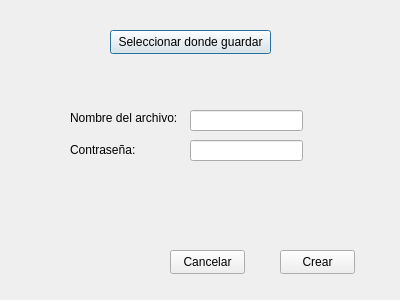
iriclau/uidepass, file app/views/qt/design/ventana_crear_archivo.ui: the form before one commit.
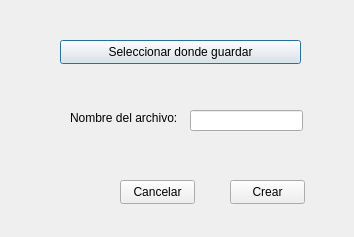
The form after the commit.

Patch:
```diff
--- a/app/views/qt/design/ventana_crear_archivo.ui
+++ b/app/views/qt/design/ventana_crear_archivo.ui
@@ -6,8 +6,8 @@
    <rect>
     <x>0</x>
     <y>0</y>
-    <width>400</width>
-    <height>300</height>
+    <width>354</width>
+    <height>237</height>
    </rect>
   </property>
   <property name="windowTitle">
@@ -16,9 +16,9 @@
   <widget class="QPushButton" name="btn_seleccionar_donde_guardar">
    <property name="geometry">
     <rect>
-     <x>110</x>
-     <y>30</y>
-     <width>161</width>
+     <x>60</x>
+     <y>40</y>
+     <width>241</width>
      <height>24</height>
     </rect>
    </property>
@@ -29,8 +29,8 @@
   <widget class="QPushButton" name="btn_crear_archivo">
    <property name="geometry">
     <rect>
-     <x>280</x>
-     <y>250</y>
+     <x>230</x>
+     <y>180</y>
      <width>75</width>
      <height>24</height>
     </rect>
@@ -42,8 +42,8 @@
   <widget class="QPushButton" name="btn_cancelar">
    <property name="geometry">
     <rect>
-     <x>170</x>
-     <y>250</y>
+     <x>120</x>
+     <y>180</y>
      <width>75</width>
      <height>24</height>
     </rect>
@@ -62,16 +62,6 @@
     </rect>
    </property>
   </widget>
-  <widget class="QLineEdit" name="input_contasena">
-   <property name="geometry">
-    <rect>
-     <x>190</x>
-     <y>140</y>
-     <width>113</width>
-     <height>21</height>
-    </rect>
-   </property>
-  </widget>
   <widget class="QLabel" name="label">
    <property name="geometry">
     <rect>
@@ -85,19 +75,6 @@
     <string>Nombre del archivo:</string>
    </property>
   </widget>
-  <widget class="QLabel" name="label_2">
-   <property name="geometry">
-    <rect>
-     <x>70</x>
-     <y>140</y>
-     <width>71</width>
-     <height>20</height>
-    </rect>
-   </property>
-   <property name="text">
-    <string>Contraseña:</string>
-   </property>
-  </widget>
  </widget>
  <resources/>
  <connections/>
```
